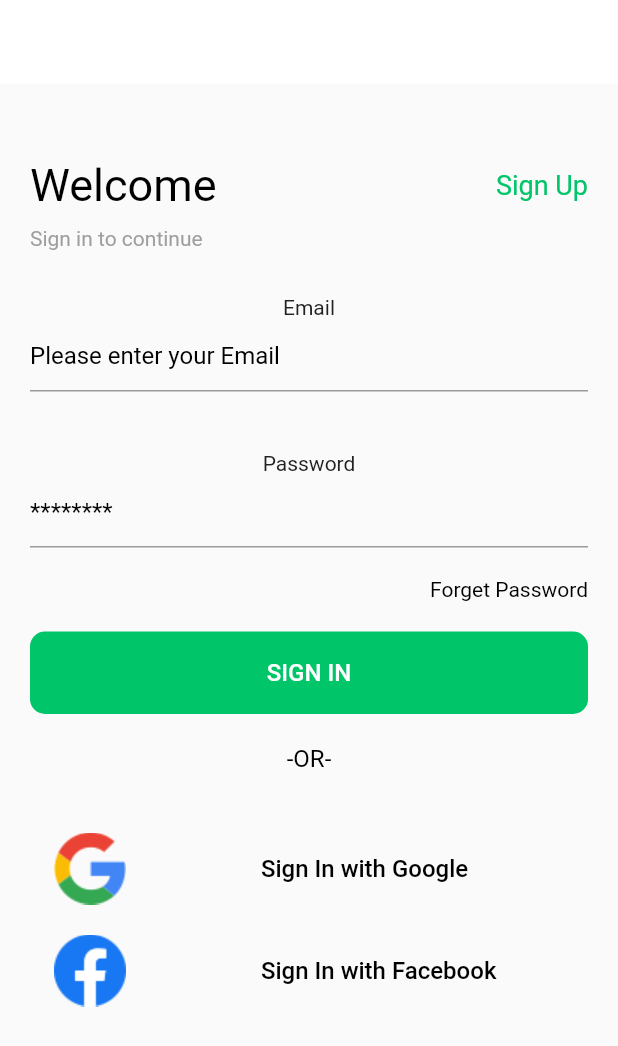
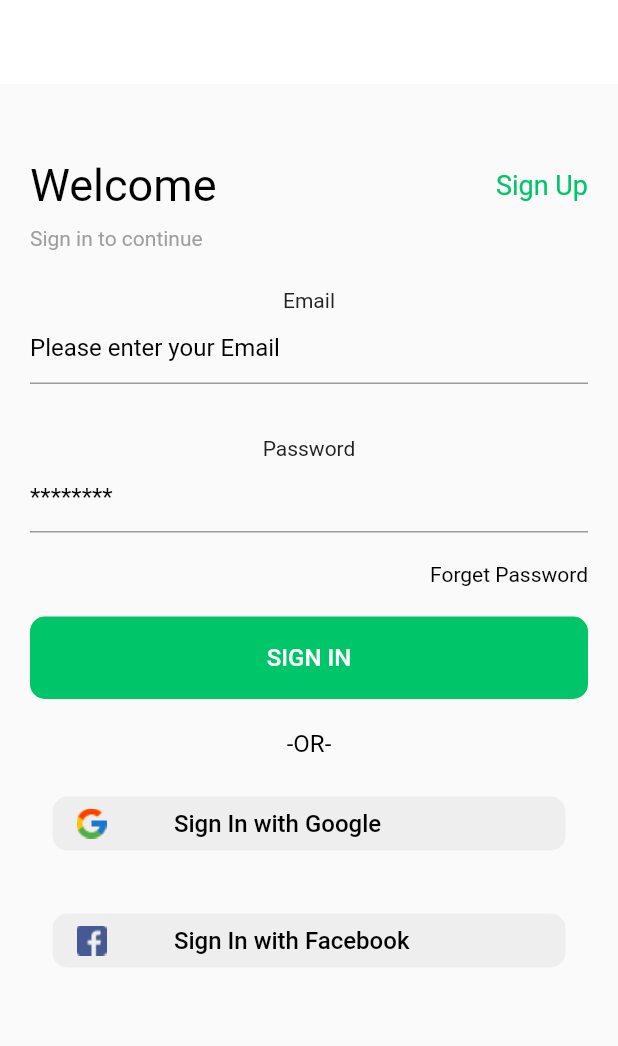
Before and after one commit to AliAlsaeed17/mega_store, a Flutter app: the screen it shows after launch, on a phone screen of 412 x 824 dp. Shown: the top 1046 px of the screen. Run offline on Flutter 3.47's test engine with Material 2 defaults, Android fonts, the light colour scheme and no system bars; our stand-ins replace firebase_auth, firebase_core, get, google_sign_in; accounts and stored records are empty.

Commit message:
Update UI

```diff
--- a/lib/views/auth/login_screen.dart
+++ b/lib/views/auth/login_screen.dart
@@ -17,7 +17,8 @@ class LoginScreen extends GetWidget<AuthController> {
         elevation: 0.0,
         backgroundColor: Colors.white,
       ),
-      body: Padding(
+      body: SingleChildScrollView(
+        child: Padding(
           padding: const EdgeInsets.only(top: 50, right: 20, left: 20),
           child: Column(
             children: [
@@ -42,7 +43,7 @@ class LoginScreen extends GetWidget<AuthController> {
                 color: Colors.grey,
                 alignment: Alignment.topLeft,
               ),
-            const SizedBox(height: 30),
+              const SizedBox(height: 25),
               CustomTextFormField(
                 text: "Email",
                 hintText: "Please enter your Email",
@@ -51,7 +52,7 @@ class LoginScreen extends GetWidget<AuthController> {
                   return "";
                 },
               ),
-            const SizedBox(height: 40),
+              const SizedBox(height: 35),
               CustomTextFormField(
                 text: "Password",
                 hintText: "********",
@@ -73,7 +74,7 @@ class LoginScreen extends GetWidget<AuthController> {
                 text: "-OR-",
                 alignment: Alignment.center,
               ),
-            const SizedBox(height: 40),
+              const SizedBox(height: 5),
               CustomIconButton(
                 text: "Sign In with Google",
                 imagePath: "assets/images/google.png",
@@ -81,7 +82,6 @@ class LoginScreen extends GetWidget<AuthController> {
                   controller.googleSignIn();
                 },
               ),
-            const SizedBox(height: 20),
               CustomIconButton(
                 text: "Sign In with Facebook",
                 imagePath: "assets/images/facebook.png",
@@ -90,6 +90,7 @@ class LoginScreen extends GetWidget<AuthController> {
             ],
           ),
         ),
+      ),
     );
   }
 }
--- a/lib/widgets/custom_icon_button.dart
+++ b/lib/widgets/custom_icon_button.dart
@@ -16,19 +16,22 @@ class CustomIconButton extends StatelessWidget {
   @override
   Widget build(BuildContext context) {
     return Container(
+      padding: EdgeInsets.all(15.0),
       decoration: BoxDecoration(
         borderRadius: BorderRadius.circular(12),
-        color: Colors.grey.shade50,
+        //color: Colors.grey.shade50,
       ),
       child: FlatButton(
+        color: Colors.grey.shade200,
         shape: RoundedRectangleBorder(
           borderRadius: BorderRadius.circular(10),
         ),
         onPressed: onPressed,
         child: Row(
+          mainAxisAlignment: MainAxisAlignment.start,
           children: [
             Image.asset(imagePath),
-            SizedBox(width: 90),
+            SizedBox(width: 45),
             CustomText(
               text: text,
             )
--- a/pubspec.yaml
+++ b/pubspec.yaml
@@ -21,6 +21,7 @@ dependencies:
   firebase_auth_web: ^3.3.7
   cloud_firestore: ^3.1.8
   cloud_firestore_web: ^2.6.8
+  flutter_login_facebook: ^1.2.1
 
 dev_dependencies:
   flutter_test:
```
Also changed, not shown: assets/fonts/SourceSansPro.ttf (added), assets/images/Icon_Cart.png (added), assets/images/Icon_Explore.png (added), assets/images/Icon_Mens Shoe.png (added), assets/images/Icon_User.png (added), assets/images/Image.png (added), assets/images/chaire.png (added), assets/images/facebook.png, assets/images/google.png, pubspec.lock, 2 other files. Lines whose indentation alone changed are shown as unchanged.
